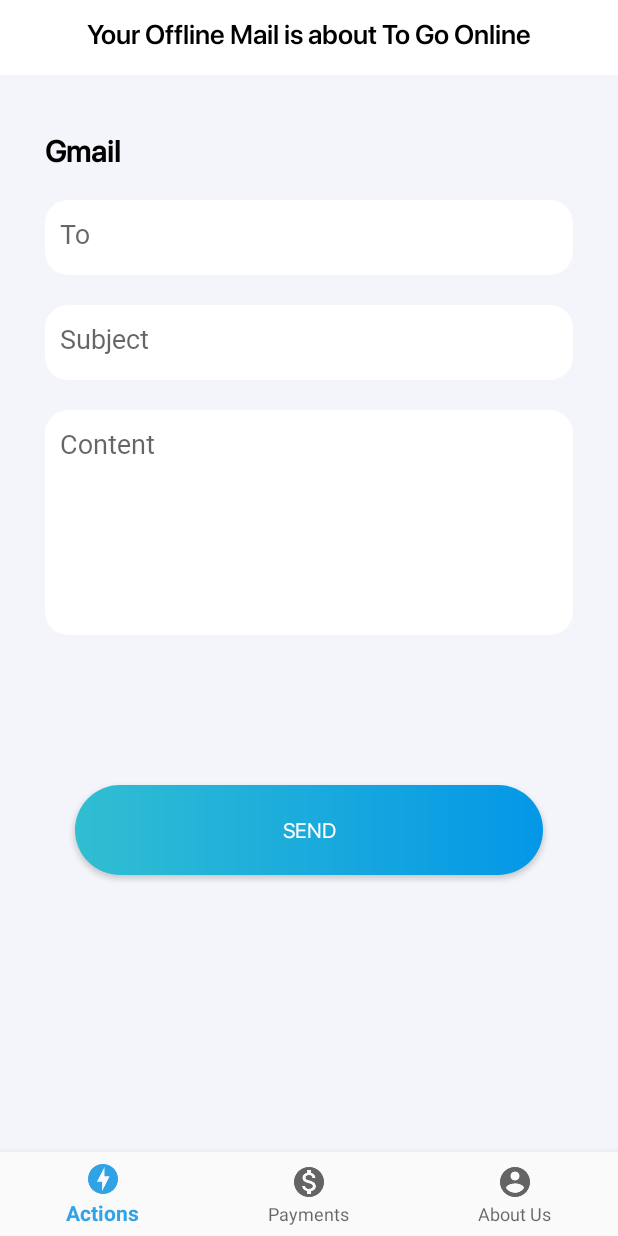
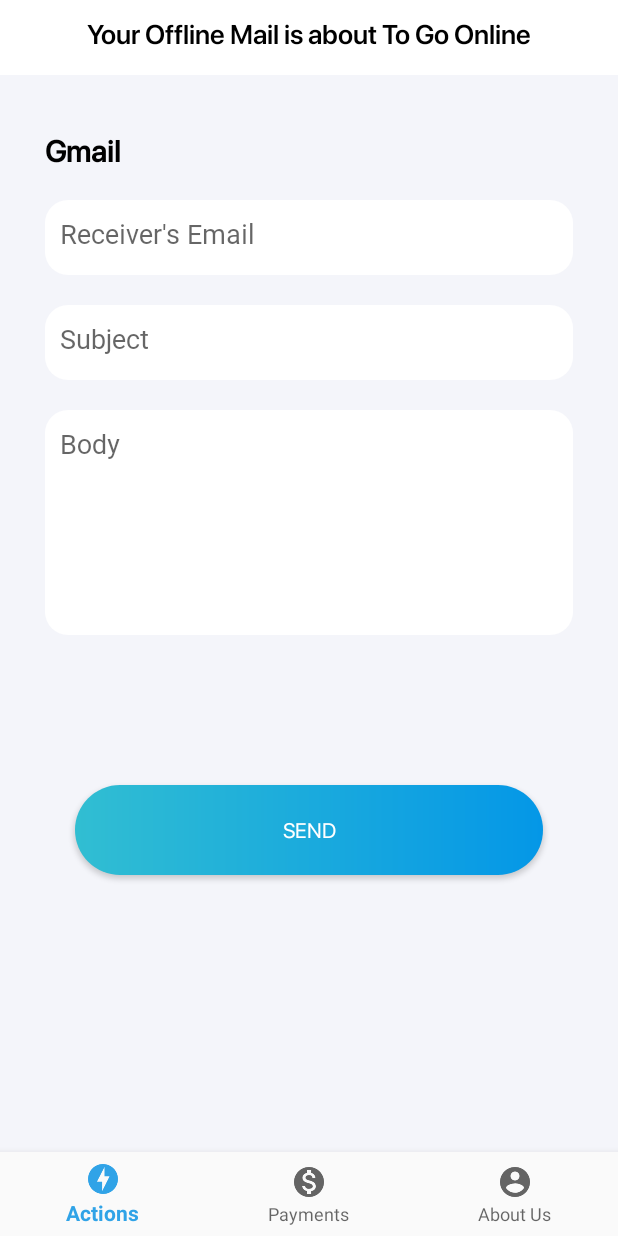
Before and after one commit to anujkap/LocalHub-1, an Android app: the MainActivity screen opened directly, with no data from a screen before it, after a tap on "Gmail", on a phone screen of 412 x 824 dp. Run offline under Robolectric (Android 15) with nearby library versions, the phone set to English and light mode, and no system bars; our stand-ins replace navigation-ui.

Commit message:
Updated keys

```diff
--- a/app/src/main/res/layout/fragment_gmail.xml
+++ b/app/src/main/res/layout/fragment_gmail.xml
@@ -62,7 +62,7 @@
         android:fontFamily="@font/sf_pro_thin"
         android:background="@drawable/bg_post"
         android:gravity="top"
-        android:hint="To"
+        android:hint="Receiver's Email"
         android:inputType="textEmailAddress"
         android:padding="10dp"
         app:layout_constraintEnd_toEndOf="parent"
@@ -98,7 +98,7 @@
         android:background="@drawable/bg_post"
         android:fontFamily="@font/sf_pro_thin"
         android:gravity="top"
-        android:hint="Content"
+        android:hint="Body"
         android:inputType="textCapSentences"
         android:padding="10dp"
         app:layout_constraintEnd_toEndOf="parent"
```
Also changed, not shown: app/src/main/java/com/teamscam/localhub/MainActivity.java (+4 -4 lines).
